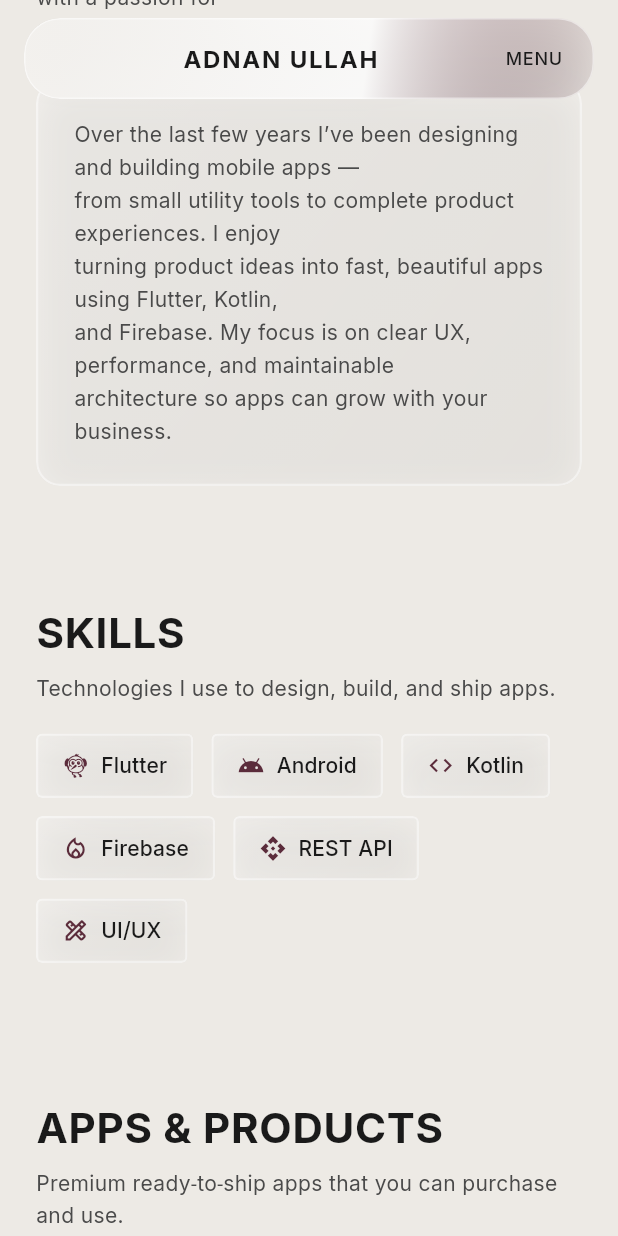
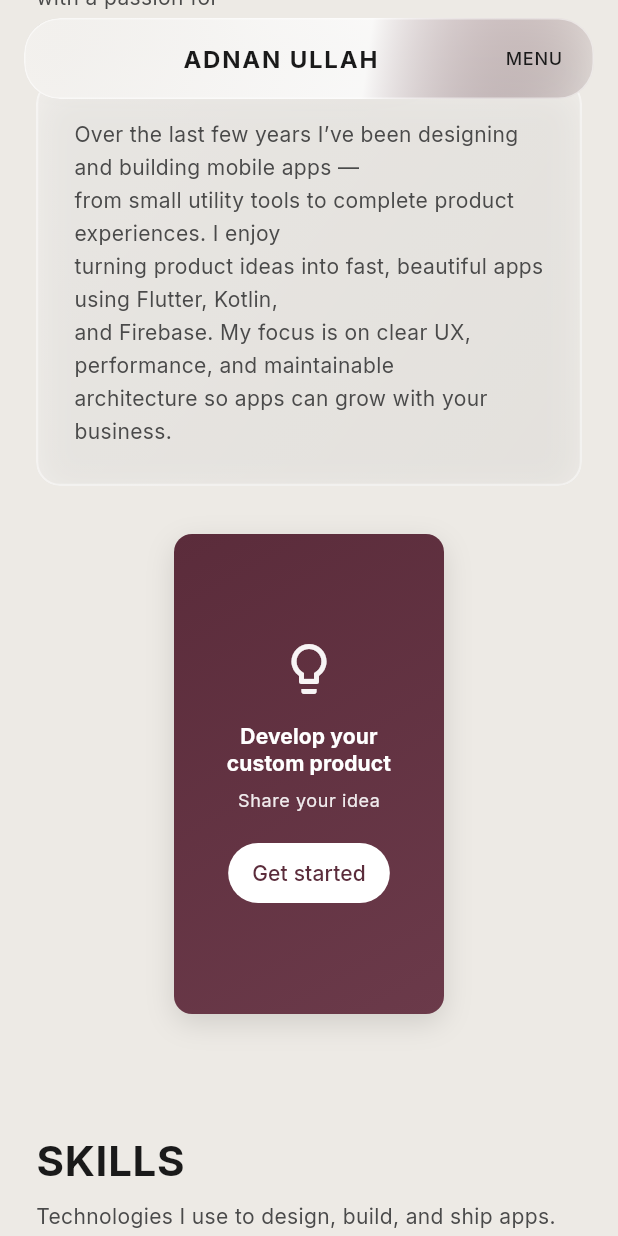
Before and after one commit to md-adnan-ullah/adnan_ullah, a Flutter app: the screen it shows after launch, scrolled down 576 dp, on a phone screen of 412 x 824 dp. Run offline on Flutter 3.47's test engine with Material 3 defaults, Android fonts, the phone set to English and light mode, and no system bars; drawn by our look-alikes of flutter_animate; our stand-ins replace cloud_firestore, connectivity_plus, dartz, dio, firebase_core, flutter_screenutil and 8 more; accounts and stored records are empty; network calls fail.

Commit message:
feat: add ad banner to about section and enhance transaction UI
- Add `devtools_options.yaml` to configure Dart & Flutter DevTools extensions.
- Enhance the "Already paid?" button in `AppDetailPage` with an icon and improved styling.
- Implement `_AboutAdBanner` in `PortfolioHomePage` to promote custom product development.
- Update the "About" section to support responsive layouts, displaying the new banner in a row on large screens and a column on small devices.

```diff
--- /dev/null
+++ b/devtools_options.yaml
@@ -0,0 +1,3 @@
+description: This file stores settings for Dart & Flutter DevTools.
+documentation: https://docs.flutter.dev/tools/devtools/extensions#configure-extension-enablement-states
+extensions:
--- a/lib/portfolio/pages/app_detail_page.dart
+++ b/lib/portfolio/pages/app_detail_page.dart
@@ -618,11 +618,20 @@ class _BuyBarState extends State<_BuyBar> {
                               'Secure APK after payment',
                               style: Theme.of(context).textTheme.bodySmall?.copyWith(color: PortfolioTheme.textMuted),
                             ),
-                            const SizedBox(height: 4),
-                            TextButton(
-                              style: TextButton.styleFrom(padding: EdgeInsets.zero, minimumSize: Size.zero, tapTargetSize: MaterialTapTargetSize.shrinkWrap),
+                            const SizedBox(height: 8),
+                            TextButton.icon(
                               onPressed: () => _onVerifyPressed(context),
-                              child: Text('Already paid? Enter transaction ID', style: Theme.of(context).textTheme.bodySmall?.copyWith(color: PortfolioTheme.accentPrimary, decoration: TextDecoration.underline)),
+                              icon: const Icon(Icons.receipt_long_rounded, size: 20),
+                              label: const Text('Already paid? Enter transaction ID'),
+                              style: TextButton.styleFrom(
+                                foregroundColor: PortfolioTheme.accentPrimary,
+                                padding: const EdgeInsets.symmetric(horizontal: 0, vertical: 8),
+                                minimumSize: const Size(0, 44),
+                                textStyle: const TextStyle(
+                                  fontSize: 15,
+                                  fontWeight: FontWeight.w600,
+                                ),
+                              ),
                             ),
                           ],
                         ),
--- a/lib/portfolio/pages/portfolio_home_page.dart
+++ b/lib/portfolio/pages/portfolio_home_page.dart
@@ -552,16 +552,12 @@ class _AboutSection extends StatelessWidget {
   Widget build(BuildContext context) {
     final isSmall = ResponsiveHelper.isSmallDevice(context);
 
-    return Padding(
-      padding: EdgeInsets.symmetric(
-        horizontal: isSmall ? 24 : 72,
-        vertical: 48,
-      ),
-      child: Column(
-        crossAxisAlignment: CrossAxisAlignment.start,
-        children: [
-          const SectionHeader(
-            title: 'About',
+    final aboutContent = Column(
+      crossAxisAlignment: CrossAxisAlignment.start,
+      mainAxisSize: MainAxisSize.min,
+      children: [
+        const SectionHeader(
+          title: 'About',
             subtitle:
                 'Mobile developer focusing on Flutter and Android with a passion for\n'
                 'clean UX and reliable, scalable apps.',
@@ -581,6 +577,118 @@ class _AboutSection extends StatelessWidget {
             ),
           ),
         ],
+    );
+
+    const double bannerWidth = 180;
+    const double bannerAspectRatio = 9 / 16;
+    final banner = _AboutAdBanner(width: bannerWidth, aspectRatio: bannerAspectRatio);
+
+    return Padding(
+      padding: EdgeInsets.symmetric(
+        horizontal: isSmall ? 24 : 72,
+        vertical: 48,
+      ),
+      child: isSmall
+          ? Column(
+              crossAxisAlignment: CrossAxisAlignment.start,
+              children: [
+                aboutContent,
+                const SizedBox(height: 32),
+                Center(child: banner),
+              ],
+            )
+          : Row(
+              crossAxisAlignment: CrossAxisAlignment.start,
+              children: [
+                Expanded(child: aboutContent),
+                const SizedBox(width: 32),
+                banner,
+              ],
+            ),
+    );
+  }
+}
+
+/// 9:16 portrait ad banner: "Develop your custom product" / "Share your idea".
+class _AboutAdBanner extends StatelessWidget {
+  const _AboutAdBanner({required this.width, required this.aspectRatio});
+
+  final double width;
+  final double aspectRatio;
+
+  @override
+  Widget build(BuildContext context) {
+    return SizedBox(
+      width: width,
+      child: AspectRatio(
+        aspectRatio: aspectRatio,
+        child: Container(
+          decoration: BoxDecoration(
+            borderRadius: BorderRadius.circular(12),
+            gradient: LinearGradient(
+              begin: Alignment.topLeft,
+              end: Alignment.bottomRight,
+              colors: [
+                PortfolioTheme.accentPrimary,
+                PortfolioTheme.accentSecondary,
+              ],
+            ),
+            boxShadow: [
+              BoxShadow(
+                color: Colors.black.withValues(alpha: 0.12),
+                blurRadius: 16,
+                offset: const Offset(0, 6),
+              ),
+            ],
+          ),
+          child: Material(
+            color: Colors.transparent,
+            child: InkWell(
+              onTap: () {},
+              borderRadius: BorderRadius.circular(12),
+              child: Padding(
+                padding: const EdgeInsets.all(20),
+                child: Column(
+                  mainAxisAlignment: MainAxisAlignment.center,
+                  children: [
+                    Icon(
+                      Icons.lightbulb_outline_rounded,
+                      size: 40,
+                      color: Colors.white.withValues(alpha: 0.95),
+                    ),
+                    const SizedBox(height: 16),
+                    Text(
+                      'Develop your\ncustom product',
+                      textAlign: TextAlign.center,
+                      style: Theme.of(context).textTheme.titleSmall?.copyWith(
+                            color: Colors.white,
+                            fontWeight: FontWeight.w700,
+                            height: 1.25,
+                          ),
+                    ),
+                    const SizedBox(height: 8),
+                    Text(
+                      'Share your idea',
+                      style: Theme.of(context).textTheme.bodySmall?.copyWith(
+                            color: Colors.white.withValues(alpha: 0.9),
+                          ),
+                    ),
+                    const SizedBox(height: 16),
+                    FilledButton(
+                      onPressed: () {},
+                      style: FilledButton.styleFrom(
+                        backgroundColor: Colors.white,
+                        foregroundColor: PortfolioTheme.accentPrimary,
+                        padding: const EdgeInsets.symmetric(horizontal: 16, vertical: 10),
+                      ),
+                      child: const Text('Get started'),
+                    ),
+                  ],
+                ),
+              ),
+            ),
+          ),
+        ),
       ),
     );
   }
```
